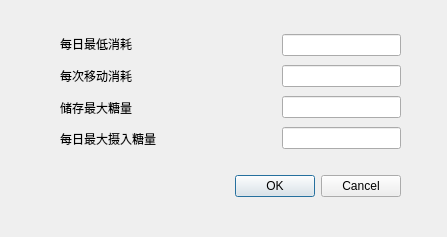
Before: the Qt Designer form wormdialog.ui in zju-silenca/sugarscape, drawn with Qt 5.
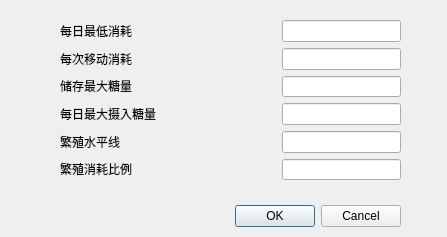
After: the same form once the commit is applied.

Commit message: 添加繁殖设置

Patch:
```diff
--- a/wormdialog.ui
+++ b/wormdialog.ui
@@ -41,7 +41,7 @@
    <property name="geometry">
     <rect>
      <x>60</x>
-     <y>170</y>
+     <y>200</y>
      <width>341</width>
      <height>32</height>
     </rect>
@@ -57,9 +57,9 @@
    <property name="geometry">
     <rect>
      <x>60</x>
-     <y>31</y>
+     <y>20</y>
      <width>341</width>
-     <height>121</height>
+     <height>160</height>
     </rect>
    </property>
    <layout class="QHBoxLayout" name="horizontalLayout">
@@ -93,6 +93,20 @@
         </property>
        </widget>
       </item>
+      <item>
+       <widget class="QLabel" name="label_5">
+        <property name="text">
+         <string>繁殖水平线</string>
+        </property>
+       </widget>
+      </item>
+      <item>
+       <widget class="QLabel" name="label_6">
+        <property name="text">
+         <string>繁殖消耗比例</string>
+        </property>
+       </widget>
+      </item>
      </layout>
     </item>
     <item>
@@ -125,6 +139,12 @@
       <item>
        <widget class="QLineEdit" name="dayMaxSugar"/>
       </item>
+      <item>
+       <widget class="QLineEdit" name="bornLine"/>
+      </item>
+      <item>
+       <widget class="QLineEdit" name="bornConsum"/>
+      </item>
      </layout>
     </item>
    </layout>
```
The commit also changes 6 other files.
